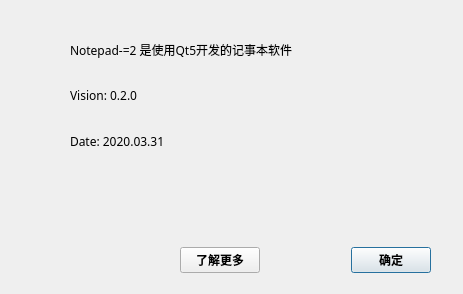
First picture: the form in aboutwindow.ui, repository Malloc-Luo/Notepad, before the edit.
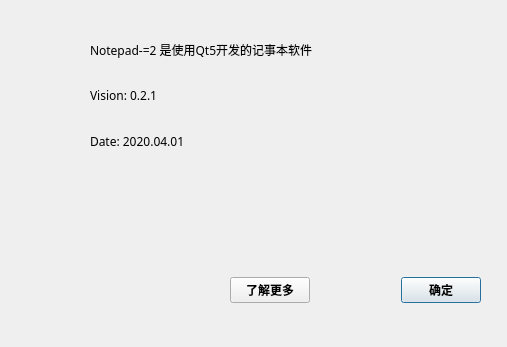
Second picture: the form after the edit.

What changed in the file:
```diff
--- a/aboutwindow.ui
+++ b/aboutwindow.ui
@@ -6,8 +6,8 @@
    <rect>
     <x>0</x>
     <y>0</y>
-    <width>463</width>
-    <height>294</height>
+    <width>507</width>
+    <height>347</height>
    </rect>
   </property>
   <property name="windowTitle">
@@ -22,8 +22,8 @@
   <widget class="QWidget" name="horizontalLayoutWidget">
    <property name="geometry">
     <rect>
-     <x>180</x>
-     <y>230</y>
+     <x>230</x>
+     <y>260</y>
      <width>251</width>
      <height>61</height>
     </rect>
@@ -81,7 +81,7 @@
   <widget class="QWidget" name="verticalLayoutWidget">
    <property name="geometry">
     <rect>
-     <x>70</x>
+     <x>90</x>
      <y>30</y>
      <width>321</width>
      <height>131</height>
@@ -108,7 +108,7 @@
        </font>
       </property>
       <property name="text">
-       <string>Vision: 0.2.0</string>
+       <string>Vision: 0.2.1</string>
       </property>
      </widget>
     </item>
@@ -123,7 +123,7 @@
        </font>
       </property>
       <property name="text">
-       <string>Date: 2020.03.31</string>
+       <string>Date: 2020.04.01</string>
       </property>
      </widget>
     </item>
```
